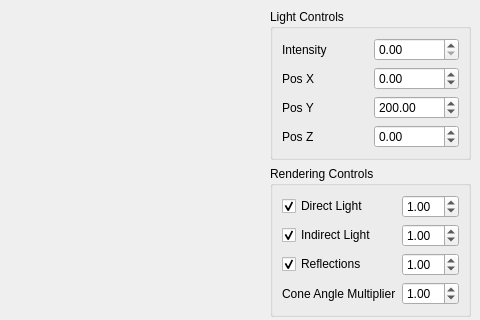
jw0z96/Masterclass-VXGI-Sponza, file ui/MainWindow.ui: the form before one commit; both pictures show x 492 to 972 and y 0 to 320 of the 972 by 649 pixel window.
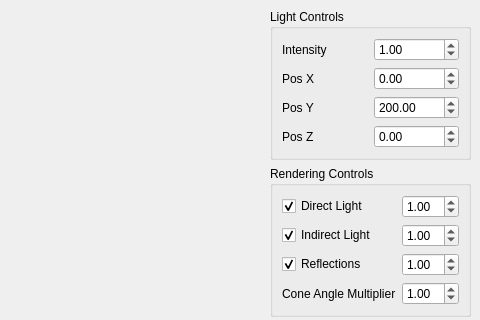
The form after the commit.

What changed in the file:
```diff
--- a/ui/MainWindow.ui
+++ b/ui/MainWindow.ui
@@ -106,7 +106,11 @@
           </widget>
          </item>
          <item row="0" column="2">
-          <widget class="QDoubleSpinBox" name="lightIntensityDoubleSpinBox"/>
+          <widget class="QDoubleSpinBox" name="lightIntensitySpinBox">
+           <property name="value">
+            <double>1.000000000000000</double>
+           </property>
+          </widget>
          </item>
         </layout>
        </widget>
```
